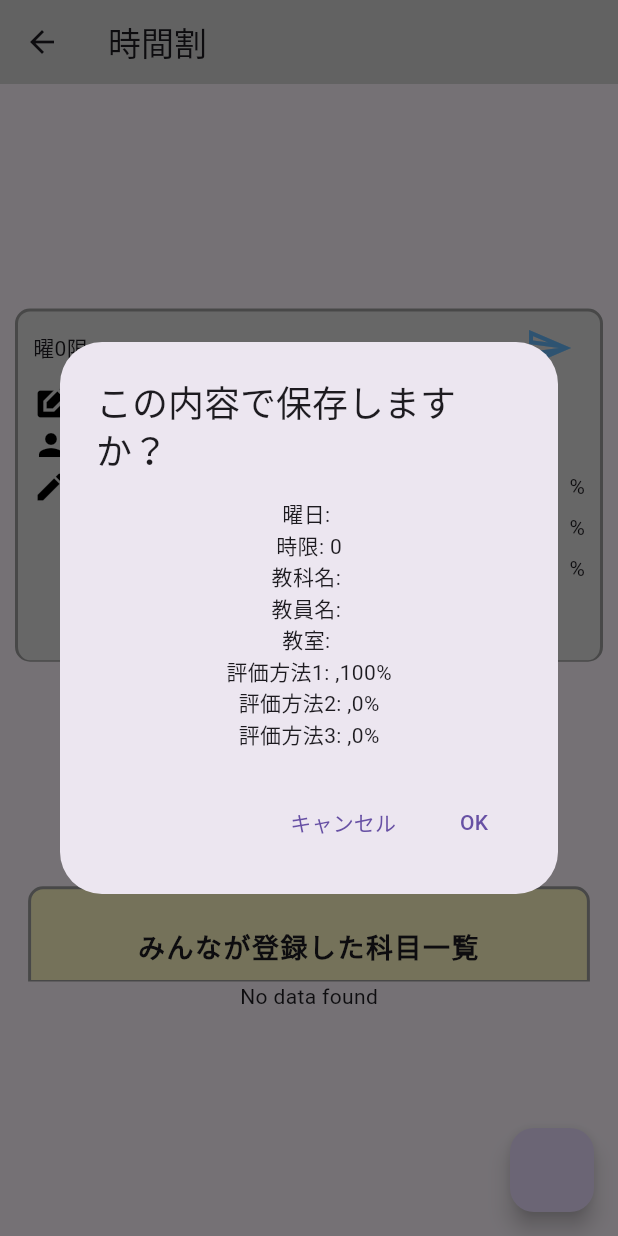
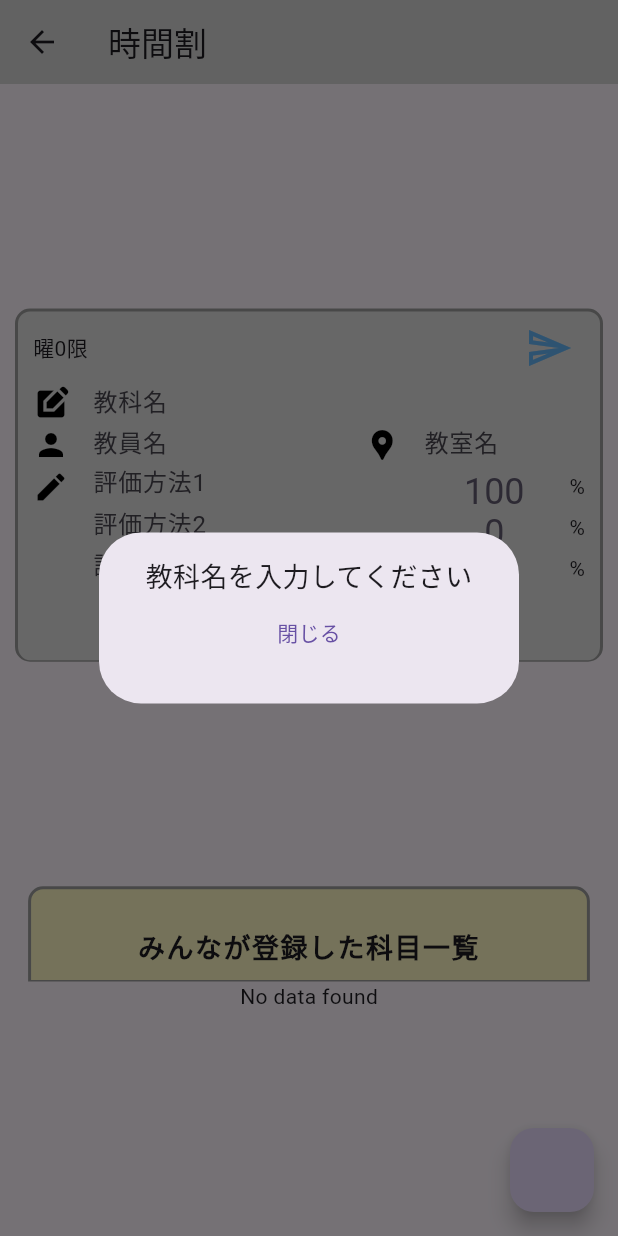
Before and after one commit to shun-osugi/U22-procon, a Flutter app: the SubjectDetails screen opened directly with empty values, after a tap on the "send" icon, on a phone screen of 412 x 824 dp. Run offline on Flutter 3.47's test engine with Material 3 defaults, Android fonts, the phone set to English and light mode, and no system bars; drawn by our look-alikes of numberpicker; our stand-ins replace cloud_firestore, envied, file_picker, firebase_auth, firebase_core, firebase_storage and 4 more; accounts and stored records are empty.

Commit message:
fix #185 教科名がnullの場合の処理

```diff
--- a/u_22_procon/lib/subject_details.dart
+++ b/u_22_procon/lib/subject_details.dart
@@ -182,7 +182,35 @@ class _WritePostDBState extends ConsumerState<WritePostDB> {
                     String? documentId = null;
 
                     // 確認メッセージのポップアップ表示
-                    bool shouldSave = await showDialog<bool>(
+                    bool shouldSave = false;
+                    if (className == "") {
+                      shouldSave = await showDialog<bool>(
+                            context: context,
+                            builder: (BuildContext context) {
+                              return AlertDialog(
+                                content: Column(
+                                  mainAxisSize: MainAxisSize.min,
+                                  children: <Widget>[
+                                    const Text(
+                                      '教科名を入力してください',
+                                      style: TextStyle(
+                                        fontSize: 18,
+                                      ),
+                                    ),
+                                    TextButton(
+                                      onPressed: () {
+                                        Navigator.of(context).pop(false);
+                                      },
+                                      child: const Text('閉じる'),
+                                    ),
+                                  ],
+                                ),
+                              );
+                            },
+                          ) ??
+                          false;
+                    } else {
+                      shouldSave = await showDialog<bool>(
                             context: context,
                             builder: (BuildContext context) {
                               return AlertDialog(
@@ -221,6 +249,7 @@ class _WritePostDBState extends ConsumerState<WritePostDB> {
                             },
                           ) ??
                           false;
+                    }
 
                     if (shouldSave) {
                       registrationNumber++;
```
Lines whose indentation alone changed are shown as unchanged.
